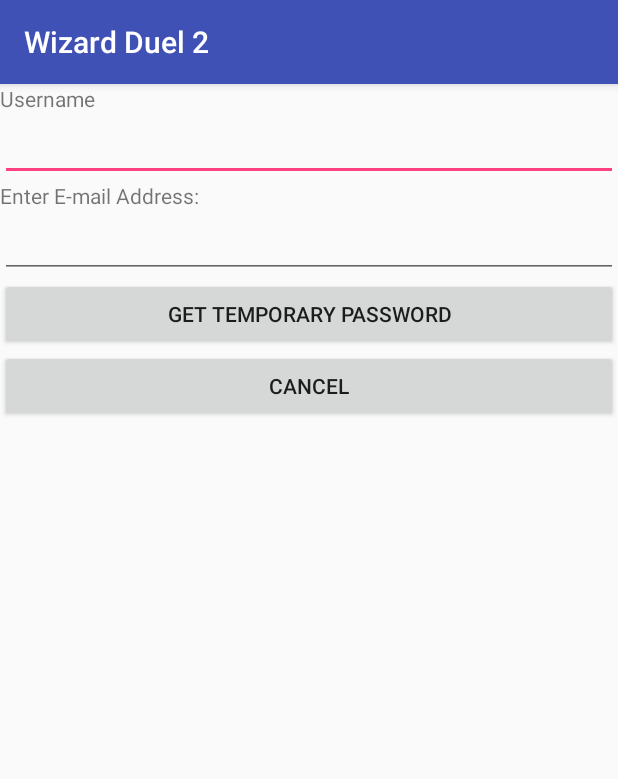
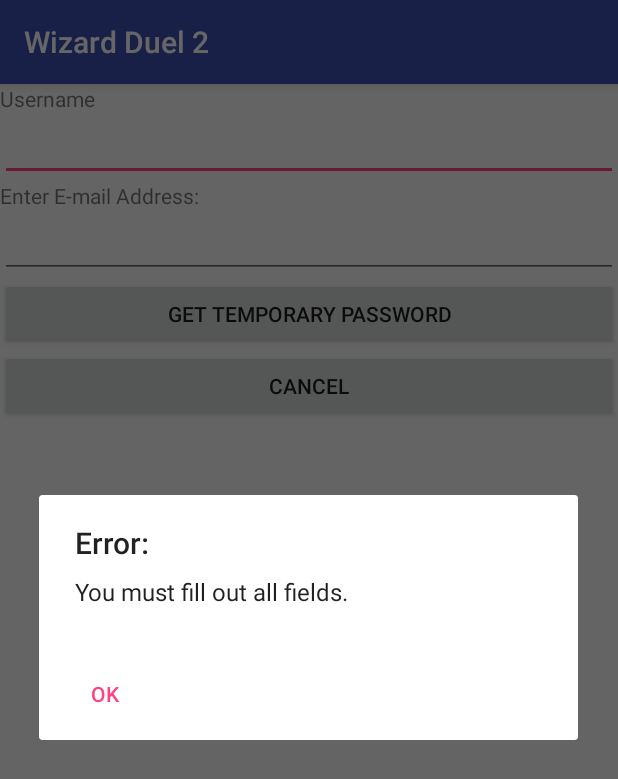
Before and after one commit to crosenblatt/wizard-duel-2-app, an Android app: the ForgotPasswordActivity screen opened directly, with no data from a screen before it, after a tap on "GET TEMPORARY PASSWORD", on a phone screen of 412 x 824 dp. Shown: the top 779 px of the screen. Run offline under Robolectric (Android 15) with nearby library versions, the phone set to English and light mode, and no system bars; libraries missing offline, so code that uses them is left out: com.github.nkzawa.emitter, com.github.nkzawa.socketio; 1 statement that could not run was skipped.

Commit message:
Connected Reset Password Page to Server

```diff
--- a/WizardDuel2/app/src/main/java/com/cs307/crosenblatt/wizardduel2/ForgotPasswordActivity.java
+++ b/WizardDuel2/app/src/main/java/com/cs307/crosenblatt/wizardduel2/ForgotPasswordActivity.java
@@ -1,15 +1,25 @@
 package com.cs307.crosenblatt.wizardduel2;
 
+import android.content.DialogInterface;
+import android.content.Intent;
 import android.os.Bundle;
+import android.support.v7.app.AlertDialog;
 import android.support.v7.app.AppCompatActivity;
 import android.view.View;
 import android.widget.Button;
 import android.widget.EditText;
 
+import com.github.nkzawa.emitter.Emitter;
+import com.github.nkzawa.socketio.client.IO;
+import com.github.nkzawa.socketio.client.Socket;
+
+import org.json.JSONObject;
+
 public class ForgotPasswordActivity extends AppCompatActivity {
+    Socket socket;
     EditText username_edittext, email_edittext;
     Button reset_password_button, cancel_button;
-
+    String username, email;
     @Override
     protected void onCreate(Bundle savedInstanceState){
         super.onCreate(savedInstanceState);
@@ -20,10 +30,58 @@ public class ForgotPasswordActivity extends AppCompatActivity {
         reset_password_button=(Button)findViewById(R.id.reset_pass_button);
         cancel_button=(Button)findViewById(R.id.cancel_button);
 
+        try {
+            socket = IO.socket("http://128.211.242.3:3000").connect();
+        } catch(Exception e) {
+            System.out.println(e.getStackTrace());
+        }
+
         reset_password_button.setOnClickListener(new View.OnClickListener() {
             @Override
+
             public void onClick(View view) {
+                username=username_edittext.getText().toString();
+                email=email_edittext.getText().toString();
 
+                //if the username or password fields are empty, shows an error and dialog and returns
+                if(username.equals("") || email.equals("")){
+                    AlertDialog entry_error = new AlertDialog.Builder(ForgotPasswordActivity.this).create();
+                    entry_error.setTitle("Error:");
+                    entry_error.setMessage("You must fill out all fields.");
+                    entry_error.setButton(DialogInterface.BUTTON_NEUTRAL, "OK", new DialogInterface.OnClickListener() {
+                        @Override
+                        public void onClick(DialogInterface dialog, int which) {
+
+                        }
+                    });
+                    entry_error.show();
+                }else {
+                    try {
+                        socket.emit("resetPassword", username, email);
+                        socket.once("passwordReset", new Emitter.Listener() {
+                            @Override
+                            public void call(final Object... args) {
+                                runOnUiThread(new Runnable() {
+                                    @Override
+                                    public void run() {
+                                        JSONObject result = (JSONObject) args[0];
+                                        try {
+                                            int success = result.getInt("valid");
+                                            //System.out.println(success); // -> Used to test if it is correctly outputting
+
+                                            //MARCEL HANDLE THESE CASES -> -1 = Error sending email, 0 = Valid, 1 = Invalid Account
+                                            //IF success == 0, then userInfo is not empty
+                                        } catch (Exception e) {
+                                            System.out.println(e.getStackTrace());
+                                        }
+                                    }
+                                });
+                            }
+                        });
+                    } catch (Exception e) {
+                        // PRINT OUT MESSAGE ABOUT HAVING ERROR CONNECTING TO SERVER
+                    }
+                }
             }
         });
 
```
Also changed, not shown: WizardDuel2/app/src/main/java/com/cs307/crosenblatt/wizardduel2/CreateAccountActivity.java (+7 -0 lines).
